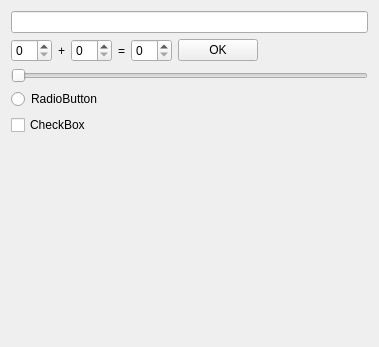
First picture: the form in Qt/my_programm/_For_tests/src/for_tests_mainbox/ui/for_tests_mainbox.ui, repository RinatB2017/mega_GIT, before the edit.
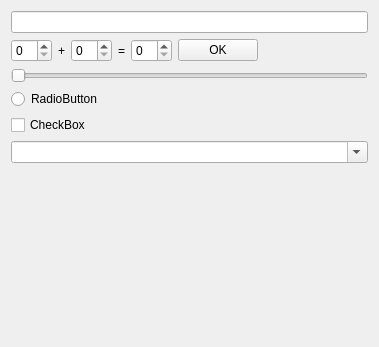
Second picture: the form after the edit.

```diff
--- a/Qt/my_programm/_For_tests/src/for_tests_mainbox/ui/for_tests_mainbox.ui
+++ b/Qt/my_programm/_For_tests/src/for_tests_mainbox/ui/for_tests_mainbox.ui
@@ -94,6 +94,13 @@
      </property>
     </widget>
    </item>
+   <item>
+    <widget class="QComboBox" name="comboBox">
+     <property name="editable">
+      <bool>true</bool>
+     </property>
+    </widget>
+   </item>
    <item>
     <spacer name="verticalSpacer">
      <property name="orientation">
```
